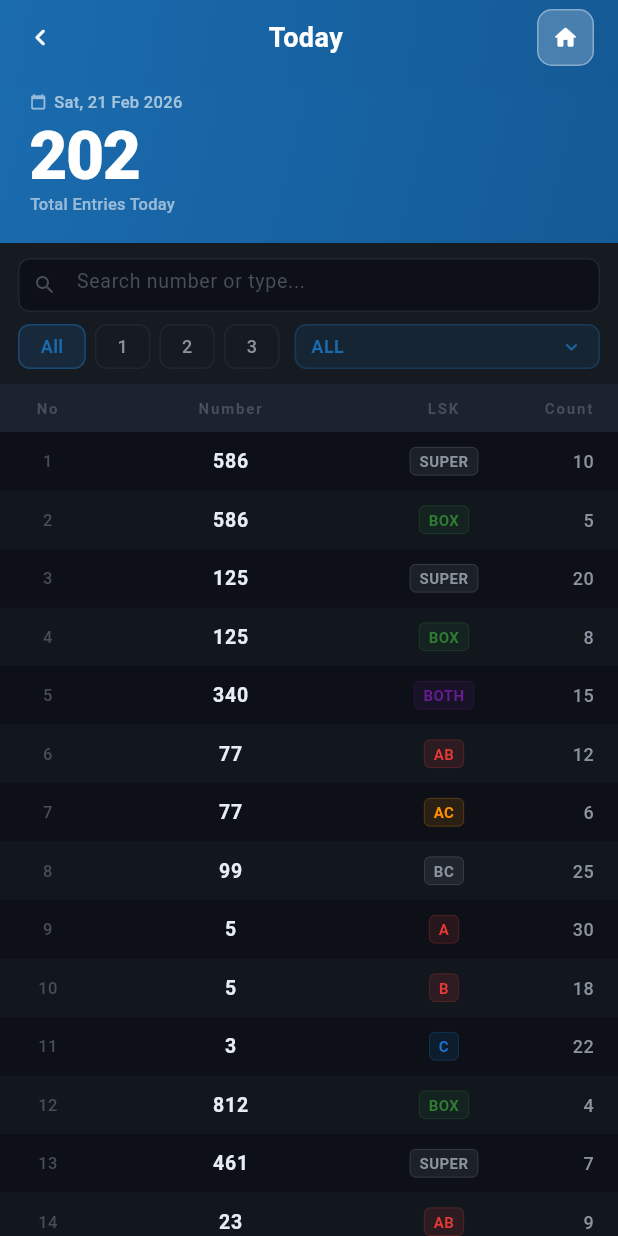
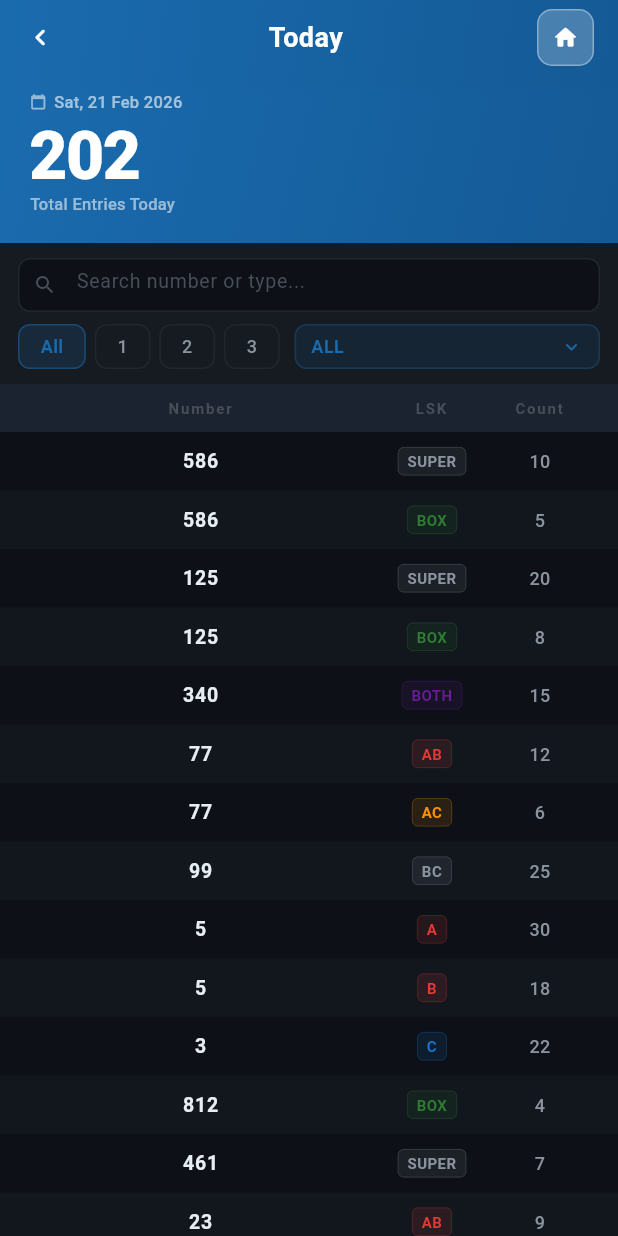
Before and after one commit to clevrf0x/flow_admin_mobile, a Flutter app: the TodayScreen screen opened directly with empty values, on a phone screen of 412 x 824 dp. Run offline on Flutter 3.47's test engine with Material 3 defaults, Android fonts, the phone set to English and light mode, and no system bars; our stand-ins replace go_router.

Commit message:
Clean up Today screen table: remove No column, center Count
- Remove unnecessary No column from header and all data rows
- Count column: right-aligned → center-aligned, 64 → 72px width

Co-Authored-By: Claude Opus 4.6 <noreply@anthropic.com>

```diff
--- a/lib/screens/today/today_screen.dart
+++ b/lib/screens/today/today_screen.dart
@@ -225,10 +225,9 @@ class _TodayScreenState extends State<TodayScreen> {
             padding: const EdgeInsets.symmetric(horizontal: 16, vertical: 9),
             child: Row(
               children: [
-                _headerCell('No', 32, TextAlign.center),
                 _headerCell('Number', 0, TextAlign.center, flex: true),
                 _headerCell('LSK', 72, TextAlign.center),
-                _headerCell('Count', 64, TextAlign.right),
+                _headerCell('Count', 72, TextAlign.center),
               ],
             ),
           ),
@@ -248,19 +247,6 @@ class _TodayScreenState extends State<TodayScreen> {
                     const EdgeInsets.symmetric(horizontal: 16, vertical: 10),
                 child: Row(
                   children: [
-                    // No
-                    SizedBox(
-                      width: 32,
-                      child: Text(
-                        '${entry.no}',
-                        textAlign: TextAlign.center,
-                        style: const TextStyle(
-                          color: AppColors.dashboardTextDim,
-                          fontSize: 11,
-                          fontWeight: FontWeight.w500,
-                        ),
-                      ),
-                    ),
                     // Number
                     Expanded(
                       child: Text(
@@ -304,10 +290,10 @@ class _TodayScreenState extends State<TodayScreen> {
                     ),
                     // Count
                     SizedBox(
-                      width: 64,
+                      width: 72,
                       child: Text(
                         '${entry.count}',
-                        textAlign: TextAlign.right,
+                        textAlign: TextAlign.center,
                         style: const TextStyle(
                           color: AppColors.dashboardTextSub,
                           fontSize: 12,
```
